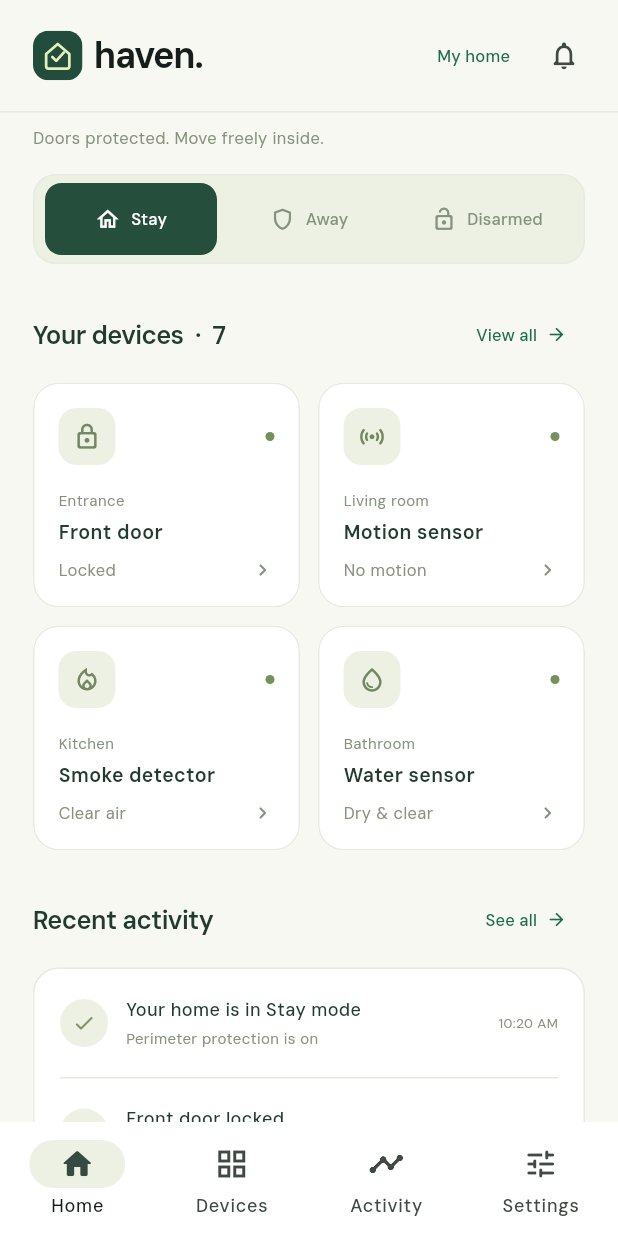
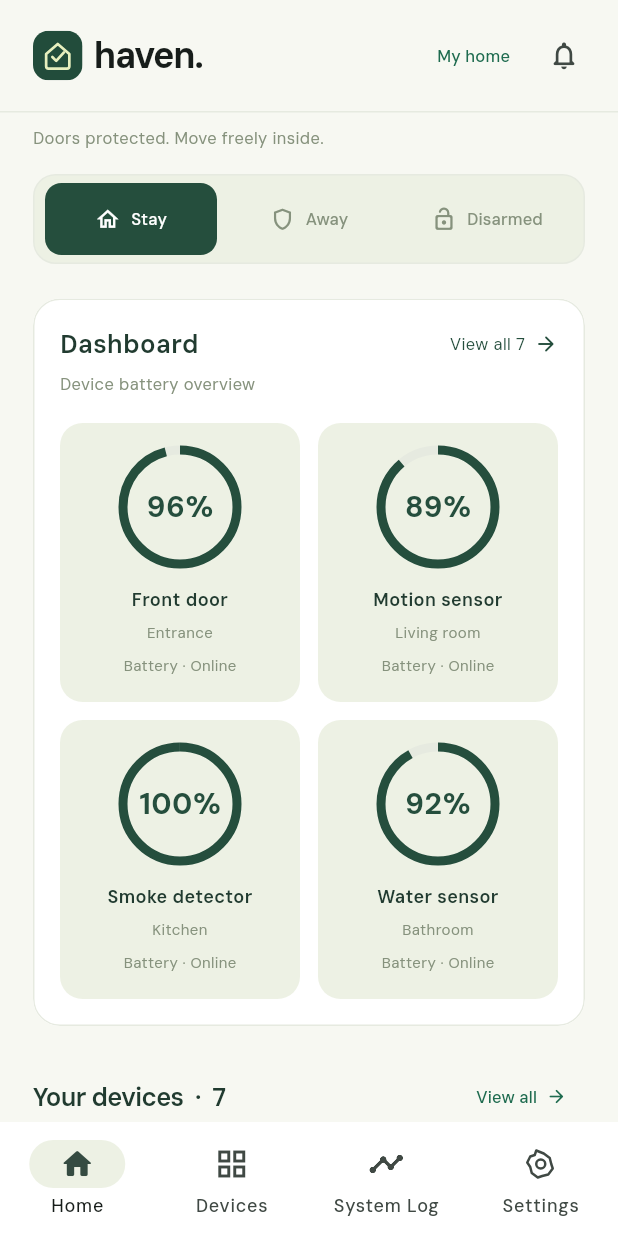
Before and after one commit to mohamedessam18/Haven, a Flutter app: the screen it shows after launch, scrolled down 576 dp, on a phone screen of 412 x 824 dp. Run offline on Flutter 3.47's test engine with Material 3 defaults, Android fonts, the phone set to English and light mode, and no system bars; our stand-ins replace flutter_svg, shared_preferences.

Commit message:
Add device dashboard preview and full screen, rename system log

```diff
--- a/lib/features/security/domain/security.dart
+++ b/lib/features/security/domain/security.dart
@@ -6,7 +6,7 @@ class SecurityDevice {
   final String id, name, room, reading;
   final DeviceType type;
   final int battery;
-  final bool active;
+  final bool active, online;
   const SecurityDevice({
     required this.id,
     required this.name,
@@ -15,8 +15,9 @@ class SecurityDevice {
     required this.type,
     required this.battery,
     this.active = false,
+    this.online = true,
   });
-  SecurityDevice copyWith({bool? active}) => SecurityDevice(
+  SecurityDevice copyWith({bool? active, bool? online}) => SecurityDevice(
     id: id,
     name: name,
     room: room,
@@ -24,6 +25,7 @@ class SecurityDevice {
     type: type,
     battery: battery,
     active: active ?? this.active,
+    online: online ?? this.online,
   );
   String get status => type == DeviceType.lock
       ? (active ? 'Unlocked' : 'Locked')
--- a/lib/features/security/presentation/activity_screen.dart
+++ b/lib/features/security/presentation/activity_screen.dart
@@ -26,7 +26,7 @@ class _ActivityScreenState extends State<ActivityScreen> {
         children: [
           const PageHeading(
             eyebrow: 'THE LITTLE THINGS, RECORDED',
-            title: 'Activity.',
+            title: 'System Log.',
             subtitle: 'Know what happened, even when you weren’t home.',
           ),
           const SizedBox(height: 24),
@@ -36,7 +36,7 @@ class _ActivityScreenState extends State<ActivityScreen> {
               for (final value in [false, true])
                 ChoiceChip(
                   label: Text(
-                    value ? 'Test alerts' : 'All activity',
+                    value ? 'Test alerts' : 'All logs',
                     style: const TextStyle(fontSize: 11),
                   ),
                   selected: onlyAlerts == value,
--- /dev/null
+++ b/lib/features/security/presentation/dashboard_screen.dart
@@ -0,0 +1,35 @@
+import 'package:flutter/material.dart';
+import '../domain/security.dart';
+import 'device_dashboard.dart';
+import 'widgets.dart';
+
+class DashboardScreen extends StatelessWidget {
+  final SecurityState state;
+  final VoidCallback onBack;
+  const DashboardScreen({super.key, required this.state, required this.onBack});
+
+  @override
+  Widget build(BuildContext context) => SingleChildScrollView(
+    key: const PageStorageKey('dashboard'),
+    padding: const EdgeInsets.fromLTRB(22, 16, 22, 30),
+    child: Column(
+      crossAxisAlignment: CrossAxisAlignment.start,
+      children: [
+        TextButton.icon(
+          onPressed: onBack,
+          icon: const Icon(Icons.arrow_back_rounded, size: 18),
+          label: const Text('Back to Home'),
+        ),
+        const SizedBox(height: 12),
+        PageHeading(
+          eyebrow: 'ALL YOUR DEVICES AT A GLANCE',
+          title: 'Dashboard.',
+          subtitle:
+              'Battery levels and connection status for all ${state.devices.length} devices.',
+        ),
+        const SizedBox(height: 24),
+        DeviceGaugeGrid(devices: state.devices),
+      ],
+    ),
+  );
+}
--- /dev/null
+++ b/lib/features/security/presentation/device_dashboard.dart
@@ -0,0 +1,149 @@
+import 'package:flutter/material.dart';
+import '../../../core/theme/haven_theme.dart';
+import '../domain/security.dart';
+
+class DeviceDashboard extends StatelessWidget {
+  final SecurityState state;
+  final VoidCallback onTap;
+  const DeviceDashboard({super.key, required this.state, required this.onTap});
+
+  @override
+  Widget build(BuildContext context) => Semantics(
+    button: true,
+    label: 'Dashboard: view all ${state.devices.length} devices',
+    child: Material(
+      color: Colors.white,
+      shape: RoundedRectangleBorder(
+        borderRadius: BorderRadius.circular(18),
+        side: const BorderSide(color: HavenColors.line),
+      ),
+      clipBehavior: Clip.antiAlias,
+      child: InkWell(
+        onTap: onTap,
+        child: Padding(
+          padding: const EdgeInsets.all(18),
+          child: Column(
+            crossAxisAlignment: CrossAxisAlignment.start,
+            children: [
+              Row(
+                children: [
+                  const Expanded(
+                    child: Text(
+                      'Dashboard',
+                      style: TextStyle(
+                        fontSize: 17,
+                        fontWeight: FontWeight.w600,
+                      ),
+                    ),
+                  ),
+                  Text(
+                    'View all ${state.devices.length}',
+                    style: const TextStyle(
+                      fontSize: 11,
+                      color: HavenColors.green,
+                    ),
+                  ),
+                  const SizedBox(width: 6),
+                  const Icon(
+                    Icons.arrow_forward_rounded,
+                    size: 16,
+                    color: HavenColors.green,
+                  ),
+                ],
+              ),
+              const SizedBox(height: 7),
+              const Text(
+                'Device battery overview',
+                style: TextStyle(fontSize: 11, color: HavenColors.muted),
+              ),
+              const SizedBox(height: 18),
+              DeviceGaugeGrid(devices: state.devices.take(4).toList()),
+            ],
+          ),
+        ),
+      ),
+    ),
+  );
+}
+
+class DeviceGaugeGrid extends StatelessWidget {
+  final List<SecurityDevice> devices;
+  const DeviceGaugeGrid({super.key, required this.devices});
+  @override
+  Widget build(BuildContext context) => LayoutBuilder(
+    builder: (context, constraints) {
+      final columns = constraints.maxWidth >= 500 ? 4 : 2;
+      final width = (constraints.maxWidth - (columns - 1) * 12) / columns;
+      return Wrap(
+        spacing: 12,
+        runSpacing: 12,
+        children: [
+          for (final device in devices)
+            Container(
+              width: width,
+              padding: const EdgeInsets.symmetric(horizontal: 10, vertical: 18),
+              decoration: BoxDecoration(
+                color: HavenColors.pale,
+                borderRadius: BorderRadius.circular(15),
+              ),
+              child: Column(
+                children: [
+                  SizedBox(
+                    width: 76,
+                    height: 76,
+                    child: Stack(
+                      alignment: Alignment.center,
+                      children: [
+                        SizedBox.expand(
+                          child: CircularProgressIndicator(
+                            value: device.battery.clamp(0, 100) / 100,
+                            strokeWidth: 6,
+                            color: HavenColors.green,
+                            backgroundColor: HavenColors.line,
+                          ),
+                        ),
+                        Text(
+                          '${device.battery}%',
+                          style: const TextStyle(
+                            fontSize: 20,
+                            fontWeight: FontWeight.w700,
+                            color: HavenColors.green,
+                          ),
+                        ),
+                      ],
+                    ),
+                  ),
+                  const SizedBox(height: 15),
+                  Text(
+                    device.name,
+                    textAlign: TextAlign.center,
+                    style: const TextStyle(
+                      fontSize: 12,
+                      fontWeight: FontWeight.w600,
+                    ),
+                  ),
+                  const SizedBox(height: 6),
+                  Text(
+                    device.room,
+                    textAlign: TextAlign.center,
+                    style: const TextStyle(
+                      fontSize: 10,
+                      color: HavenColors.muted,
+                    ),
+                  ),
+                  const SizedBox(height: 8),
+                  Text(
+                    'Battery · ${device.online ? 'Online' : 'Offline'}',
+                    style: const TextStyle(
+                      fontSize: 10,
+                      color: HavenColors.muted,
+                    ),
+                  ),
+                ],
+              ),
+            ),
+        ],
+      );
+    },
+  );
+}
--- a/lib/features/security/presentation/haven_shell.dart
+++ b/lib/features/security/presentation/haven_shell.dart
@@ -6,6 +6,7 @@ import '../application/security_controller.dart';
 import '../domain/security.dart';
 import 'widgets.dart';
 import 'home_screen.dart';
+import 'dashboard_screen.dart';
 import 'devices_screen.dart';
 import 'activity_screen.dart';
 import 'settings_screen.dart';
@@ -150,7 +151,7 @@ class _HavenShellState extends State<HavenShell> {
                   Text(
                     isLock
                         ? 'Manage access to your home. This preview simulates the lock.'
-                        : 'Test how a sensor alert appears in your home overview and activity feed.',
+                        : 'Test how a sensor alert appears in your home overview and system log.',
                     style: const TextStyle(
                       fontSize: 12,
                       height: 1.8,
@@ -228,6 +229,7 @@ class _HavenShellState extends State<HavenShell> {
           state: state,
           onNotifications: widget.controller.toggleNotifications,
         ),
+        DashboardScreen(state: state, onBack: () => navigate(0)),
       ];
       return PopScope(
         canPop: page == 0,
@@ -273,7 +275,7 @@ class _HavenShellState extends State<HavenShell> {
                 child: const Text('My home', style: TextStyle(fontSize: 11)),
               ),
               IconButton(
-                tooltip: 'View activity',
+                tooltip: 'View system log',
                 onPressed: () => navigate(2),
                 icon: const Icon(Icons.notifications_none_rounded, size: 22),
               ),
@@ -340,7 +342,7 @@ class _HavenShellState extends State<HavenShell> {
               backgroundColor: Colors.white,
               surfaceTintColor: Colors.transparent,
               indicatorColor: HavenColors.pale,
-              selectedIndex: page,
+              selectedIndex: page == 4 ? 0 : page,
               onDestinationSelected: navigate,
               height: 76,
               labelBehavior: NavigationDestinationLabelBehavior.alwaysShow,
@@ -357,12 +359,9 @@ class _HavenShellState extends State<HavenShell> {
                 ),
                 NavigationDestination(
                   icon: Icon(Icons.timeline_rounded),
-                  label: 'Activity',
+                  label: 'System Log',
                 ),
-                NavigationDestination(
-                  icon: Icon(Icons.tune_rounded),
-                  label: 'Settings',
-                ),
+                NavigationDestination(icon: _SettingsIcon(), label: 'Settings'),
               ],
             ),
           ),
@@ -371,3 +370,18 @@ class _HavenShellState extends State<HavenShell> {
     },
   );
 }
+
+class _SettingsIcon extends StatelessWidget {
+  const _SettingsIcon();
+  @override
+  Widget build(BuildContext context) => SvgPicture.asset(
+    'assets/brand/settings.svg',
+    width: 24,
+    height: 24,
+    excludeFromSemantics: true,
+    colorFilter: ColorFilter.mode(
+      IconTheme.of(context).color ?? HavenColors.ink,
+      BlendMode.srcIn,
+    ),
+  );
+}
--- a/lib/features/security/presentation/home_screen.dart
+++ b/lib/features/security/presentation/home_screen.dart
@@ -3,6 +3,7 @@ import 'package:flutter_svg/flutter_svg.dart';
 import '../../../core/theme/haven_theme.dart';
 import '../domain/security.dart';
 import 'widgets.dart';
+import 'device_dashboard.dart';
 
 class HomeScreen extends StatelessWidget {
   final SecurityState state;
@@ -40,6 +41,8 @@ class HomeScreen extends StatelessWidget {
         const SizedBox(height: 16),
         _ModeSelector(mode: state.mode, onMode: onMode),
         const SizedBox(height: 23),
+        DeviceDashboard(state: state, onTap: () => onNavigate(4)),
+        const SizedBox(height: 23),
         SectionTitle(
           'Your devices  ·  ${state.devices.length}',
           action: 'View all',
@@ -49,7 +52,7 @@ class HomeScreen extends StatelessWidget {
         DeviceGrid(devices: state.devices.take(4).toList(), onDevice: onDevice),
         const SizedBox(height: 22),
         SectionTitle(
-          'Recent activity',
+          'Recent system logs',
           action: 'See all',
           onTap: () => onNavigate(2),
         ),
```
Also changed, not shown: assets/brand/settings.svg (added), 2 other files.
